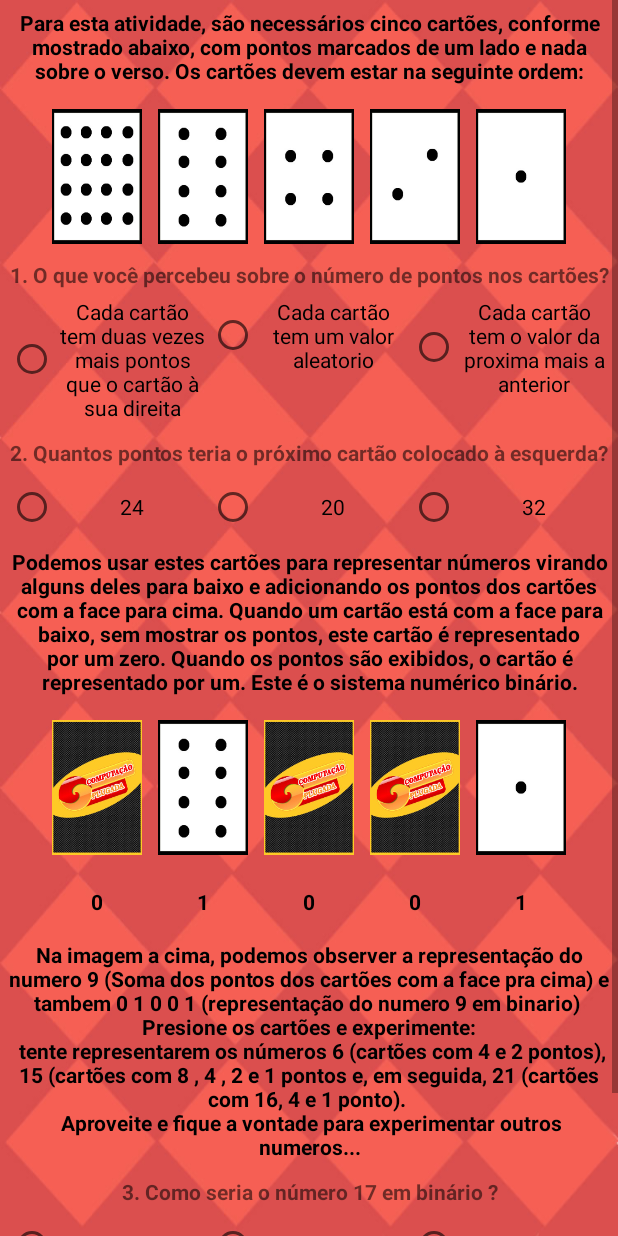
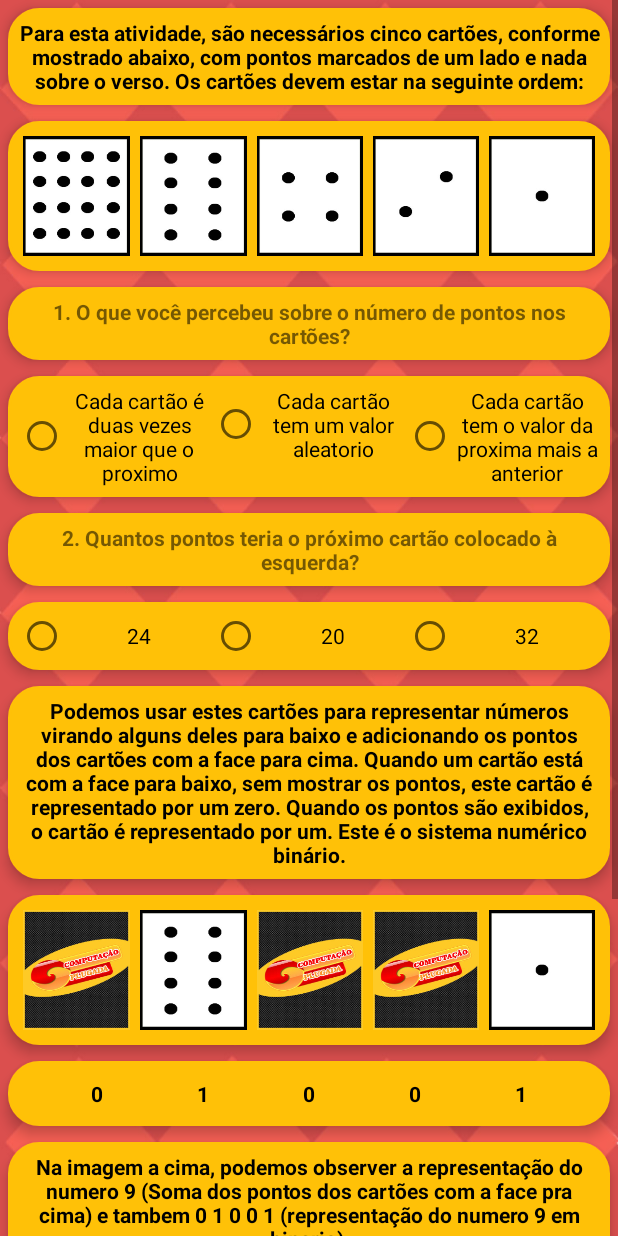
Before and after one commit to barbosamaatheus/PluggedComputing, an Android app: the IntroducaoFragment screen opened directly, with no data from a screen before it, on a phone screen of 412 x 824 dp. Run offline under Robolectric (Android 15) with nearby library versions, the phone set to English and light mode, and no system bars.

Commit message:
Melhorias de interface na tela tarefas

```diff
--- a/app/src/main/java/com/tcc/projeto/appcomputacaoplugada/fragments/IntroducaoFragment.java
+++ b/app/src/main/java/com/tcc/projeto/appcomputacaoplugada/fragments/IntroducaoFragment.java
@@ -8,6 +8,7 @@
 import android.view.ViewGroup;
 import android.widget.ImageButton;
 import android.widget.RadioButton;
+import android.widget.RadioGroup;
 import android.widget.TextView;
 
 import com.tcc.projeto.appcomputacaoplugada.R;
--- /dev/null
+++ b/app/src/main/res/drawable-v24/cardshape.xml
@@ -0,0 +1,18 @@
+<?xml version="1.0" encoding="utf-8"?>
+<shape xmlns:android="http://schemas.android.com/apk/res/android"
+    android:shape="rectangle">
+
+    <solid android:color="@color/colorAccent"/>
+
+    <corners android:radius="20dp" />
+    <padding
+        android:bottom="7dp"
+        android:left="7dp"
+        android:right="7dp"
+        android:top="7dp" />
+
+    <stroke
+        android:width="2dp"
+        android:color="@color/colorAccent" />
+
+</shape>
--- a/app/src/main/res/layout/fragment_introducao.xml
+++ b/app/src/main/res/layout/fragment_introducao.xml
@@ -13,6 +13,9 @@
 
 
         <TextView
+            android:elevation="5dp"
+            android:background="@drawable/cardshape"
+
             android:layout_width="match_parent"
             android:layout_height="wrap_content"
             android:layout_margin="5dp"
@@ -22,40 +25,47 @@
             android:textStyle="bold" />
 
         <LinearLayout
+            android:elevation="5dp"
+            android:background="@drawable/cardshape"
             android:layout_width="match_parent"
-            android:layout_height="wrap_content"
+            android:layout_height="100dp"
             android:layout_margin="5dp"
             android:gravity="center"
             android:orientation="horizontal">
 
             <ImageButton
-                android:layout_width="60dp"
-                android:layout_height="90dp"
-                android:layout_margin="5dp"
+                android:layout_weight="1"
+                android:layout_width="match_parent"
+                android:layout_height="wrap_content"
+                android:layout_margin="3dp"
                 android:background="@mipmap/carta16" />
 
             <ImageButton
-                android:layout_width="60dp"
-                android:layout_height="90dp"
-                android:layout_margin="5dp"
+                android:layout_weight="1"
+                android:layout_width="match_parent"
+                android:layout_height="wrap_content"
+                android:layout_margin="3dp"
                 android:background="@mipmap/carta8" />
 
             <ImageButton
-                android:layout_width="60dp"
-                android:layout_height="90dp"
-                android:layout_margin="5dp"
+                android:layout_weight="1"
+                android:layout_width="match_parent"
+                android:layout_height="wrap_content"
+                android:layout_margin="3dp"
                 android:background="@mipmap/carta4" />
 
             <ImageButton
-                android:layout_width="60dp"
-                android:layout_height="90dp"
-                android:layout_margin="5dp"
+                android:layout_weight="1"
+                android:layout_width="match_parent"
+                android:layout_height="wrap_content"
+                android:layout_margin="3dp"
                 android:background="@mipmap/carta2" />
 
             <ImageButton
-                android:layout_width="60dp"
-                android:layout_height="90dp"
-                android:layout_margin="5dp"
+                android:layout_weight="1"
+                android:layout_width="match_parent"
+                android:layout_height="wrap_content"
+                android:layout_margin="3dp"
                 android:background="@mipmap/carta1" />
 
 
@@ -64,7 +74,9 @@
         <TextView
             android:layout_width="match_parent"
             android:layout_height="wrap_content"
-
+            android:elevation="5dp"
+            android:background="@drawable/cardshape"
+            android:layout_margin="5dp"
             android:text="1. O que você percebeu sobre o número de pontos nos cartões?"
             android:textAlignment="center"
             android:textStyle="bold" />
@@ -72,7 +84,10 @@
             android:layout_width="match_parent"
             android:layout_height="wrap_content"
             android:orientation="horizontal"
-            android:layout_margin="5dp">
+            android:layout_margin="5dp"
+            android:elevation="5dp"
+            android:background="@drawable/cardshape"
+            >
 
             <RadioButton
                 android:id="@+id/certo1"
@@ -81,8 +96,8 @@
                 android:layout_weight="1"
                 android:gravity="center"
                 android:onClick="onRadioButtonClicked1"
-                android:text="Cada cartão tem duas vezes
-mais pontos que o cartão à sua direita" />
+                android:text="Cada cartão é duas vezes
+maior que o proximo" />
 
             <RadioButton
                 android:id="@+id/errado11"
@@ -104,6 +119,9 @@
         </RadioGroup>
 
         <TextView
+            android:elevation="5dp"
+            android:background="@drawable/cardshape"
+
             android:layout_width="match_parent"
             android:layout_height="wrap_content"
             android:layout_margin="5dp"
@@ -114,7 +132,10 @@
             android:layout_width="match_parent"
             android:layout_height="wrap_content"
             android:orientation="horizontal"
-            android:layout_margin="5dp">
+            android:layout_margin="5dp"
+            android:elevation="5dp"
+            android:background="@drawable/cardshape"
+            >
 
             <RadioButton
                 android:id="@+id/errado21"
@@ -145,6 +166,9 @@
         </RadioGroup>
 
         <TextView
+            android:elevation="5dp"
+            android:background="@drawable/cardshape"
+
             android:layout_width="match_parent"
             android:layout_height="wrap_content"
             android:layout_margin="5dp"
@@ -155,44 +179,52 @@
 
         <LinearLayout
             android:layout_width="match_parent"
-            android:layout_height="wrap_content"
+            android:layout_height="100dp"
             android:layout_margin="5dp"
             android:gravity="center"
-            android:orientation="horizontal">
+            android:orientation="horizontal"
+            android:elevation="5dp"
+            android:background="@drawable/cardshape"
+            >
 
             <ImageButton
                 android:id="@+id/carta16"
-                android:layout_width="60dp"
-                android:layout_height="90dp"
-                android:layout_margin="5dp"
+                android:layout_weight="1"
+                android:layout_width="match_parent"
+                android:layout_height="wrap_content"
+                android:layout_margin="3dp"
                 android:background="@mipmap/fundocarta" />
 
             <ImageButton
                 android:id="@+id/carta8"
-                android:layout_width="60dp"
-                android:layout_height="90dp"
-                android:layout_margin="5dp"
+                android:layout_weight="1"
+                android:layout_width="match_parent"
+                android:layout_height="wrap_content"
+                android:layout_margin="3dp"
                 android:background="@mipmap/carta8" />
 
             <ImageButton
                 android:id="@+id/carta4"
-                android:layout_width="60dp"
-                android:layout_height="90dp"
-                android:layout_margin="5dp"
+                android:layout_weight="1"
+                android:layout_width="match_parent"
+                android:layout_height="wrap_content"
+                android:layout_margin="3dp"
                 android:background="@mipmap/fundocarta" />
 
             <ImageButton
                 android:id="@+id/carta2"
-                android:layout_width="60dp"
-                android:layout_height="90dp"
-                android:layout_margin="5dp"
+                android:layout_weight="1"
+                android:layout_width="match_parent"
+                android:layout_height="wrap_content"
+                android:layout_margin="3dp"
                 android:background="@mipmap/fundocarta" />
 
             <ImageButton
                 android:id="@+id/carta1"
-                android:layout_width="60dp"
-                android:layout_height="90dp"
-                android:layout_margin="5dp"
+                android:layout_weight="1"
+                android:layout_width="match_parent"
+                android:layout_height="wrap_content"
+                android:layout_margin="3dp"
                 android:background="@mipmap/carta1" />
 
         </LinearLayout>
@@ -202,7 +234,10 @@
             android:layout_height="wrap_content"
             android:layout_margin="5dp"
             android:gravity="center"
-            android:orientation="horizontal">
+            android:orientation="horizontal"
+            android:elevation="5dp"
+            android:background="@drawable/cardshape"
+            >
 
             <TextView
                 android:id="@+id/num16"
@@ -258,6 +293,9 @@
         </LinearLayout>
 
         <TextView
+            android:elevation="5dp"
+            android:background="@drawable/cardshape"
+
             android:layout_width="match_parent"
             android:layout_height="wrap_content"
             android:layout_margin="5dp"
@@ -267,6 +305,9 @@
             android:textStyle="bold" />
 
         <TextView
+            android:elevation="5dp"
+            android:background="@drawable/cardshape"
+
             android:layout_width="match_parent"
             android:layout_height="wrap_content"
             android:layout_margin="5dp"
@@ -276,6 +317,9 @@
 
 
         <RadioGroup xmlns:android="http://schemas.android.com/apk/res/android"
+            android:elevation="5dp"
+            android:background="@drawable/cardshape"
+
             android:layout_width="match_parent"
             android:layout_height="wrap_content"
             android:orientation="horizontal"
@@ -310,6 +354,7 @@
         </RadioGroup>
 
         <Button
+            android:layout_margin="5dp"
             android:id="@+id/button2"
             android:background="@drawable/buttonshape"
             android:text="Finalizar"
```
